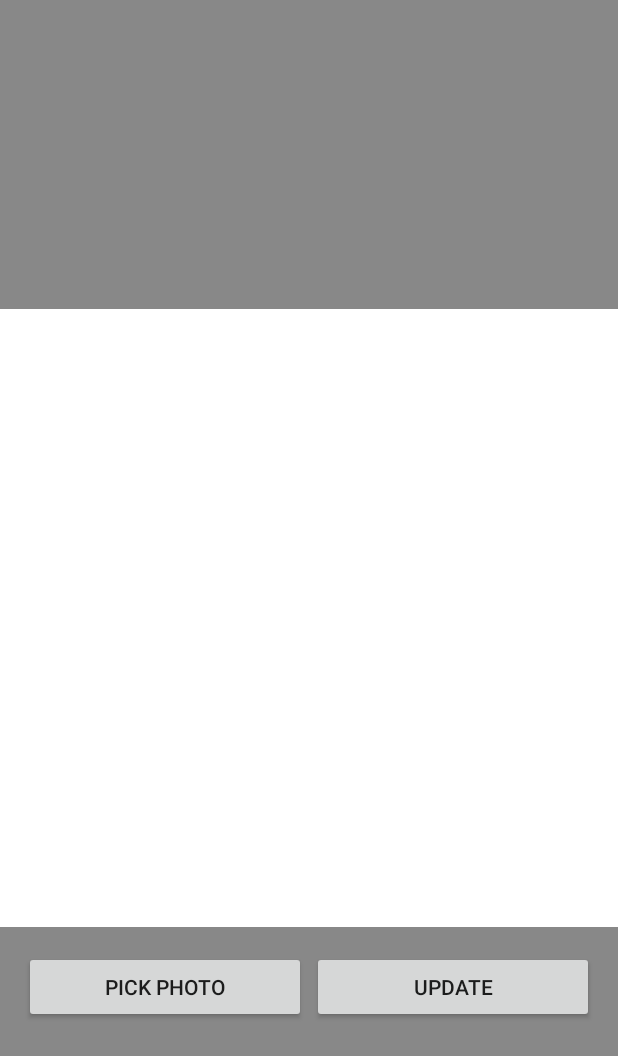
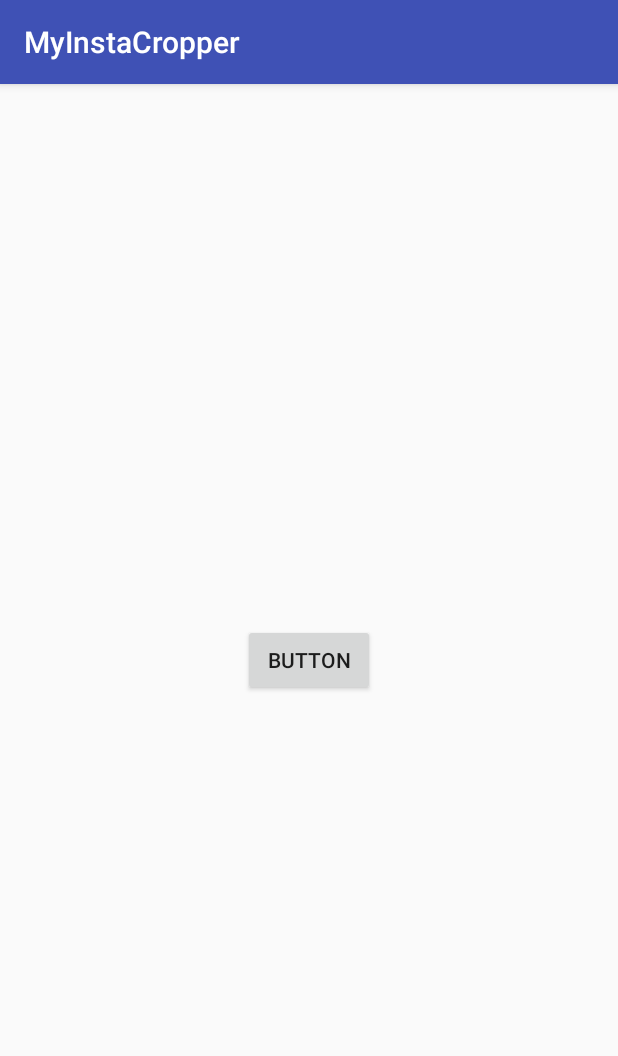
Before and after one commit to pritesh25/MyInstaCropper, an Android app: the screen it shows after launch (ImageCallbackActivity before the commit, MainActivity after it), on a phone screen of 412 x 824 dp. Shown: the top 1056 px of the screen. Run offline under Robolectric (Android 15) with nearby library versions, the phone set to English and light mode, and no system bars.

Commit message:
bug fixed , code optimization 4 , callback added in MainActivity

```diff
--- a/app/src/main/AndroidManifest.xml
+++ b/app/src/main/AndroidManifest.xml
@@ -13,7 +13,7 @@
         android:roundIcon="@mipmap/ic_launcher_round"
         android:supportsRtl="true"
         android:theme="@style/AppTheme">
-        <activity android:name=".ImageCallbackActivity">
+        <activity android:name=".MainActivity">
             <intent-filter>
                 <action android:name="android.intent.action.MAIN" />
 
@@ -21,7 +21,8 @@
             </intent-filter>
         </activity>
 
-        <activity android:name=".Library.ImageCropperActivity" />
+        <activity android:name=".Lib.ImageCallbackActivity" />
+        <activity android:name=".Lib.ImageCropperActivity" />
 
     </application>
 
--- a/app/src/main/java/com/selfie/life/myinstacropper/Library/GridDrawable.java
+++ b/app/src/main/java/com/selfie/life/myinstacropper/Lib/GridDrawable.java
@@ -1,4 +1,4 @@
-package com.selfie.life.myinstacropper.Library;
+package com.selfie.life.myinstacropper.Lib;
 
 import android.animation.ValueAnimator;
 import android.graphics.Canvas;
--- a/app/src/main/java/com/selfie/life/myinstacropper/Library/ImageCropperActivity.java
+++ b/app/src/main/java/com/selfie/life/myinstacropper/Lib/ImageCropperActivity.java
@@ -1,4 +1,4 @@
-package com.selfie.life.myinstacropper.Library;
+package com.selfie.life.myinstacropper.Lib;
 
 import android.app.Activity;
 import android.content.Context;
--- a/app/src/main/java/com/selfie/life/myinstacropper/Library/InstaCropperView.java
+++ b/app/src/main/java/com/selfie/life/myinstacropper/Lib/InstaCropperView.java
@@ -1,4 +1,4 @@
-package com.selfie.life.myinstacropper.Library;
+package com.selfie.life.myinstacropper.Lib;
 
 import android.animation.ValueAnimator;
 import android.annotation.TargetApi;
--- a/app/src/main/java/com/selfie/life/myinstacropper/Library/MakeDrawableTask.java
+++ b/app/src/main/java/com/selfie/life/myinstacropper/Lib/MakeDrawableTask.java
@@ -1,4 +1,4 @@
-package com.selfie.life.myinstacropper.Library;
+package com.selfie.life.myinstacropper.Lib;
 
 import android.content.Context;
 import android.database.Cursor;
--- /dev/null
+++ b/app/src/main/java/com/selfie/life/myinstacropper/MainActivity.java
@@ -0,0 +1,52 @@
+package com.selfie.life.myinstacropper;
+
+import android.content.Intent;
+import android.os.Bundle;
+import android.support.annotation.Nullable;
+import android.support.v7.app.AppCompatActivity;
+import android.util.Log;
+import android.view.View;
+import android.widget.Button;
+import android.widget.EditText;
+
+import com.selfie.life.myinstacropper.Lib.ImageCallbackActivity;
+
+public class MainActivity extends AppCompatActivity {
+
+    private static final String TAG = MainActivity.class.getSimpleName();
+    Button button;
+
+    @Override
+    protected void onCreate(@Nullable Bundle savedInstanceState) {
+        super.onCreate(savedInstanceState);
+        setContentView(R.layout.activity_main);
+
+        button = findViewById(R.id.button);
+        button.setOnClickListener(new View.OnClickListener() {
+            @Override
+            public void onClick(View view) {
+                startActivityForResult(new Intent(getApplicationContext(),ImageCallbackActivity.class),100);
+            }
+        });
+    }
+
+    @Override
+    protected void onActivityResult(int requestCode, int resultCode, @Nullable Intent data) {
+        super.onActivityResult(requestCode, resultCode, data);
+
+        switch (requestCode)
+        {
+            case 100:
+                if(resultCode == RESULT_OK)
+                {
+                    Log.d(TAG,"callback is done, RESULT_OK = "+data.getStringExtra("message"));
+                }
+                else
+                {
+                    Log.d(TAG,"callback is done, else executed");
+                }
+                break;
+            default:break;
+        }
+    }
+}
--- a/app/src/main/res/layout/activity_instacropper.xml
+++ b/app/src/main/res/layout/activity_instacropper.xml
@@ -3,7 +3,7 @@
     android:layout_width="match_parent"
     android:layout_height="match_parent">
 
-    <com.selfie.life.myinstacropper.Library.InstaCropperView
+    <com.selfie.life.myinstacropper.Lib.InstaCropperView
         android:id="@+id/instacropper"
         android:layout_alignParentTop="true"
         android:layout_width="wrap_content"
--- a/app/src/main/res/layout/activity_main.xml
+++ b/app/src/main/res/layout/activity_main.xml
@@ -1,41 +1,15 @@
 <?xml version="1.0" encoding="utf-8"?>
-<RelativeLayout xmlns:android="http://schemas.android.com/apk/res/android"
+<LinearLayout
+    xmlns:android="http://schemas.android.com/apk/res/android"
+    android:orientation="vertical"
+    android:gravity="center"
     android:layout_width="match_parent"
-    android:layout_height="match_parent"
-    android:background="#888">
+    android:layout_height="match_parent">
 
-    <com.selfie.life.myinstacropper.Library.InstaCropperView
-        android:id="@+id/instacropper"
-        android:layout_width="match_parent"
-        android:layout_height="wrap_content"
-        android:layout_centerInParent="true"
-        android:background="#fff"/>
+    <Button
+        android:id="@+id/button"
+        android:text="button"
+        android:layout_width="wrap_content"
+        android:layout_height="wrap_content" />
 
-    <LinearLayout
-        android:layout_width="match_parent"
-        android:layout_height="wrap_content"
-        android:layout_centerHorizontal="true"
-        android:layout_below="@id/instacropper"
-        android:layout_marginTop="16dp"
-        android:layout_marginLeft="16dp"
-        android:layout_marginRight="16dp"
-        android:orientation="horizontal">
-
-        <Button
-            android:layout_width="0dp"
-            android:layout_height="wrap_content"
-            android:layout_weight="1"
-            android:text="Pick photo"
-            android:id="@+id/pickPhoto"/>
-
-        <Button
-            android:layout_width="0dp"
-            android:layout_height="wrap_content"
-            android:layout_weight="1"
-            android:layout_marginLeft="4dp"
-            android:text="Update"
-            android:onClick="crop"/>
-
-    </LinearLayout>
-
-</RelativeLayout>
+</LinearLayout>
```
Also changed, not shown: app/src/main/java/com/selfie/life/myinstacropper/Lib/ImageCallbackActivity.java (renamed from app/src/main/java/com/selfie/life/myinstacropper/ImageCallbackActivity.java, +10 -8 lines), app/src/main/res/layout/activity_instacallback.xml (added, +41 -0 lines).
